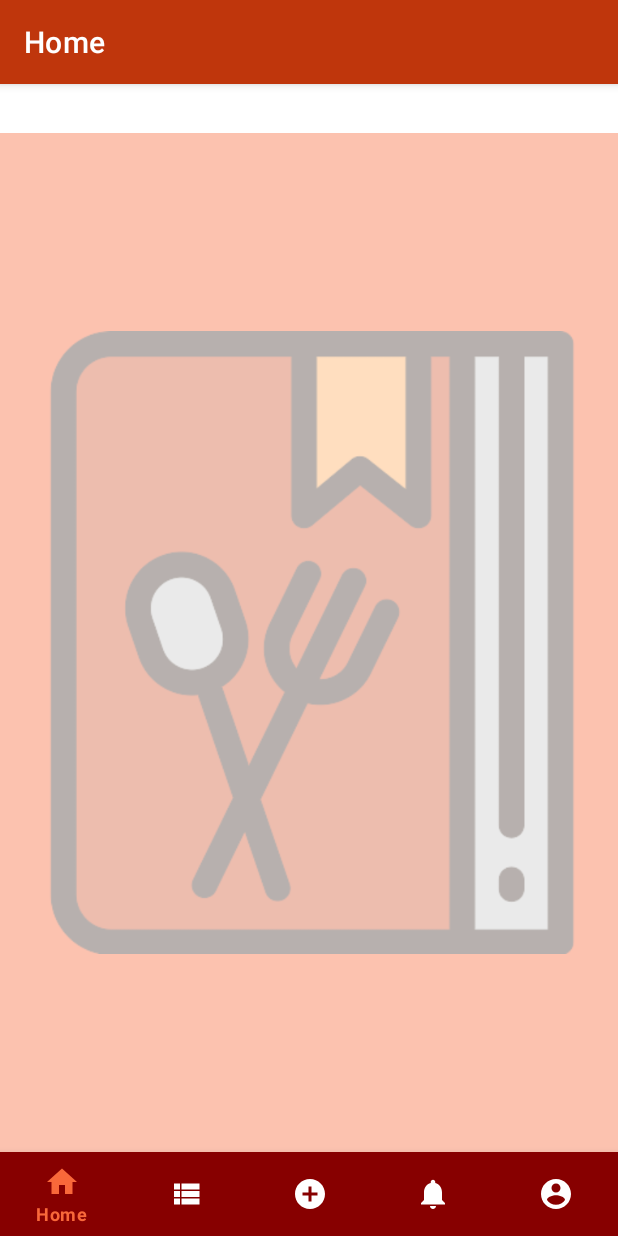
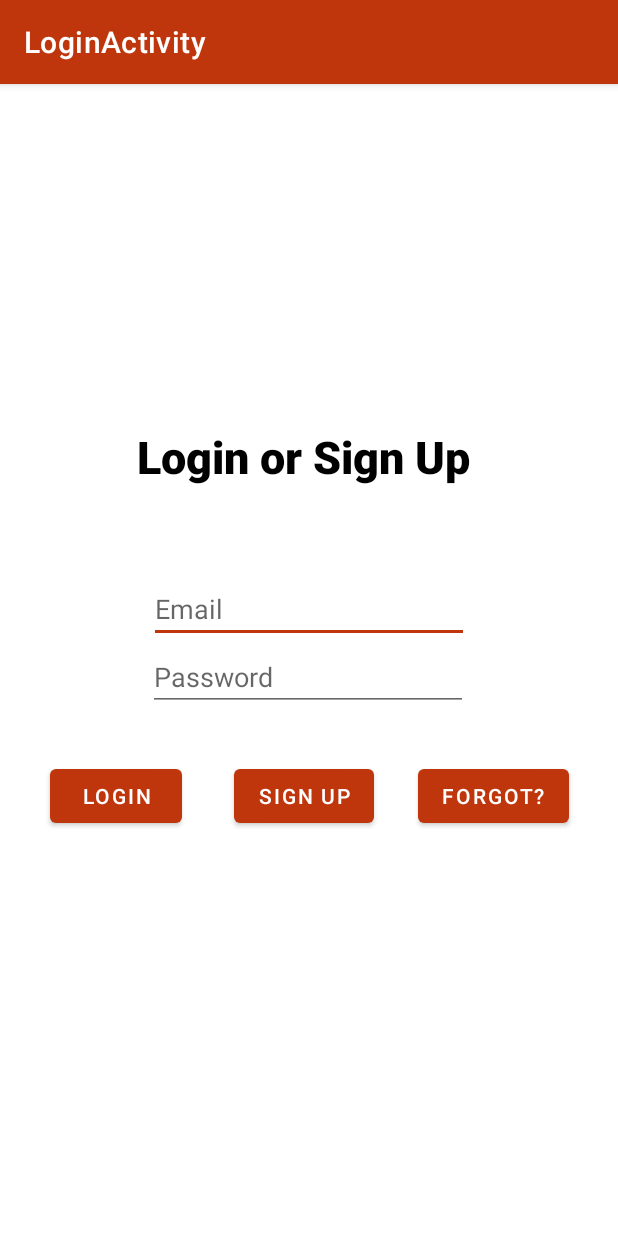
Before and after one commit to cookin-by-the-book/cookin-android, an Android app: the screen it shows after launch (MainActivity before the commit, LoginActivity after it), on a phone screen of 412 x 824 dp. Run offline under Robolectric (Android 15) with nearby library versions, the phone set to English and light mode, and no system bars; our stand-ins replace Firebase (no records; nobody signed in at launch, a user with empty details on screens opened directly), navigation-ui.

Commit message:
auth is working

```diff
--- a/cookin_by_the_book/app/build.gradle
+++ b/cookin_by_the_book/app/build.gradle
@@ -41,6 +41,7 @@ dependencies {
     implementation 'androidx.legacy:legacy-support-v4:1.0.0'
     implementation 'com.google.firebase:firebase-firestore:21.4.0'
     implementation 'com.google.firebase:firebase-auth:20.0.4'
+    implementation 'androidx.annotation:annotation:1.1.0'
     testImplementation 'junit:junit:4.+'
     androidTestImplementation 'androidx.test.ext:junit:1.1.2'
     androidTestImplementation 'androidx.test.espresso:espresso-core:3.3.0'
--- /dev/null
+++ b/cookin_by_the_book/app/src/main/java/com/mobileappdev/cookinbythebook/LoginActivity.java
@@ -0,0 +1,93 @@
+package com.mobileappdev.cookinbythebook;
+
+import android.content.Intent;
+import android.os.Bundle;
+import android.util.Log;
+import android.view.View;
+import android.widget.Button;
+import android.widget.EditText;
+import android.widget.Toast;
+
+import androidx.annotation.NonNull;
+import androidx.appcompat.app.AppCompatActivity;
+
+import com.google.android.gms.tasks.OnCompleteListener;
+import com.google.android.gms.tasks.Task;
+import com.google.firebase.auth.AuthResult;
+import com.google.firebase.auth.FirebaseAuth;
+import com.google.firebase.auth.FirebaseUser;
+
+public class LoginActivity extends AppCompatActivity {
+
+    private static final String TAG = "Login";
+    private EditText editTextEmail, editTextPassword;
+    private Button loginButton, registerButton;
+    private FirebaseAuth mAuth;
+
+    @Override
+    protected void onCreate(Bundle savedInstanceState) {
+        super.onCreate(savedInstanceState);
+        setContentView(R.layout.activity_login);
+        mAuth = FirebaseAuth.getInstance();
+
+        loginButton = (Button) findViewById(R.id.login);
+        registerButton = (Button) findViewById(R.id.register);
+        editTextEmail = (EditText) findViewById(R.id.emailLogin);
+        editTextPassword = (EditText) findViewById(R.id.passwordLogin);
+
+        loginButton.setOnClickListener(new View.OnClickListener() {
+            @Override
+            public void onClick(View view) {
+                String email = editTextEmail.getText().toString();
+                String password = editTextPassword.getText().toString();
+
+                if(!email.isEmpty() && !password.isEmpty()) {
+                    Log.d(TAG, "email and password");
+                    mAuth.signInWithEmailAndPassword(email, password).addOnCompleteListener(new OnCompleteListener<AuthResult>() {
+                        @Override
+                        public void onComplete(@NonNull Task<AuthResult> task) {
+                            if(task.isSuccessful()) {
+                                Log.d(TAG, "login success");
+                                startActivity(new Intent(LoginActivity.this, MainActivity.class));
+                                FirebaseUser user = mAuth.getCurrentUser();
+                            } else {
+                                Toast.makeText(LoginActivity.this, "Login failed", Toast.LENGTH_SHORT).show();
+                            }
+                        }
+                    });
+                } else {
+                    Toast.makeText(LoginActivity.this, "Please enter values", Toast.LENGTH_SHORT).show();
+                }
+            }
+        });
+
+        registerButton.setOnClickListener(new View.OnClickListener() {
+            @Override
+            public void onClick(View view) {
+                String email = editTextEmail.getText().toString();
+                String password = editTextPassword.getText().toString();
+
+                if(!email.isEmpty() && !password.isEmpty()) {
+                    Log.d(TAG, "email and password");
+                    mAuth.createUserWithEmailAndPassword(email, password).addOnCompleteListener(new OnCompleteListener<AuthResult>() {
+                        @Override
+                        public void onComplete(@NonNull Task<AuthResult> task) {
+                            if(task.isSuccessful()) {
+                                Log.d(TAG, "user registered");
+                                FirebaseUser user = mAuth.getCurrentUser();
+                                startActivity(new Intent(LoginActivity.this, MainActivity.class));
+                            } else {
+                                Log.d(TAG, "registration failed");
+                                Toast.makeText(LoginActivity.this, "Registration failed", Toast.LENGTH_SHORT).show();
+                            }
+                        }
+                    });
+                } else {
+                    Toast.makeText(LoginActivity.this, "Please enter values", Toast.LENGTH_SHORT).show();
+                }
+            }
+        });
+    }
+
+
+}
--- a/cookin_by_the_book/app/src/main/java/com/mobileappdev/cookinbythebook/MainActivity.java
+++ b/cookin_by_the_book/app/src/main/java/com/mobileappdev/cookinbythebook/MainActivity.java
@@ -2,6 +2,7 @@ package com.mobileappdev.cookinbythebook;
 
 import android.app.SearchManager;
 import android.content.Context;
+import android.content.Intent;
 import android.os.Bundle;
 import android.util.Log;
 import android.view.Menu;
@@ -13,6 +14,8 @@ import android.widget.SearchView;
 import android.widget.Spinner;
 
 import com.google.android.material.bottomnavigation.BottomNavigationView;
+import com.google.firebase.auth.FirebaseAuth;
+import com.google.firebase.auth.FirebaseUser;
 
 import androidx.appcompat.app.AppCompatActivity;
 import androidx.navigation.NavController;
@@ -24,10 +27,15 @@ public class MainActivity extends AppCompatActivity {
 
     private static final String TAG = "MainActivity";
 
+    private FirebaseAuth mAuth;
+
     @Override
     protected void onCreate(Bundle savedInstanceState) {
         super.onCreate(savedInstanceState);
         setContentView(R.layout.activity_main);
+
+        mAuth = FirebaseAuth.getInstance();
+
         BottomNavigationView navView = findViewById(R.id.nav_view);
         // Passing each menu ID as a set of Ids because each
         // menu should be considered as top level destinations.
@@ -48,6 +56,17 @@ public class MainActivity extends AppCompatActivity {
         Log.d(TAG, "onCreate: Success");
     }
 
+    @Override
+    protected void onStart() {
+        super.onStart();
+        Log.d(TAG, "onStart: Success");
+        FirebaseUser user = mAuth.getCurrentUser();
+        if(user == null) {
+            Log.d(TAG, "no user");
+            startActivity(new Intent(MainActivity.this, LoginActivity.class));
+        }
+    }
+
     // This makes sure that our background art is always behind everything else
     // From https://stackoverflow.com/a/19872801
     public void sendViewToBack(View child) {
--- /dev/null
+++ b/cookin_by_the_book/app/src/main/res/layout/activity_login.xml
@@ -0,0 +1,97 @@
+<?xml version="1.0" encoding="utf-8"?>
+<androidx.constraintlayout.widget.ConstraintLayout xmlns:android="http://schemas.android.com/apk/res/android"
+    xmlns:app="http://schemas.android.com/apk/res-auto"
+    xmlns:tools="http://schemas.android.com/tools"
+    android:layout_width="match_parent"
+    android:layout_height="match_parent"
+    tools:context=".navigation_login">
+
+
+    <EditText
+        android:id="@+id/emailLogin"
+        android:layout_width="wrap_content"
+        android:layout_height="wrap_content"
+        android:layout_marginStart="100dp"
+        android:layout_marginEnd="100dp"
+        android:ems="10"
+        android:inputType="textEmailAddress"
+        android:hint="Email"
+        app:layout_constraintBottom_toTopOf="@+id/passwordLogin"
+        app:layout_constraintEnd_toEndOf="parent"
+        app:layout_constraintStart_toStartOf="parent"
+        app:layout_constraintTop_toBottomOf="@+id/textView" />
+
+    <EditText
+        android:id="@+id/passwordLogin"
+        android:layout_width="wrap_content"
+        android:layout_height="wrap_content"
+        android:layout_marginStart="100dp"
+        android:layout_marginEnd="101dp"
+        android:layout_marginBottom="350dp"
+        android:ems="10"
+        android:inputType="textPassword"
+        android:hint="Password"
+        app:layout_constraintBottom_toBottomOf="parent"
+        app:layout_constraintEnd_toEndOf="parent"
+        app:layout_constraintStart_toStartOf="parent"
+        app:layout_constraintTop_toBottomOf="@+id/emailLogin" />
+
+    <Button
+        android:id="@+id/login"
+        android:layout_width="wrap_content"
+        android:layout_height="wrap_content"
+        android:layout_marginStart="54dp"
+        android:layout_marginTop="50dp"
+        android:layout_marginEnd="17dp"
+        android:layout_marginBottom="287dp"
+        android:text="Login"
+        app:layout_constraintBottom_toBottomOf="parent"
+        app:layout_constraintEnd_toStartOf="@+id/register"
+        app:layout_constraintStart_toStartOf="parent"
+        app:layout_constraintTop_toBottomOf="@+id/passwordLogin" />
+
+    <Button
+        android:id="@+id/register"
+        android:layout_width="wrap_content"
+        android:layout_height="wrap_content"
+        android:layout_marginStart="17dp"
+        android:layout_marginTop="50dp"
+        android:layout_marginEnd="19dp"
+        android:layout_marginBottom="287dp"
+        android:text="Sign Up"
+        app:layout_constraintBottom_toBottomOf="parent"
+        app:layout_constraintEnd_toStartOf="@+id/forgot"
+        app:layout_constraintStart_toEndOf="@+id/login"
+        app:layout_constraintTop_toBottomOf="@+id/passwordLogin" />
+
+    <Button
+        android:id="@+id/forgot"
+        android:layout_width="wrap_content"
+        android:layout_height="wrap_content"
+        android:layout_marginStart="10dp"
+        android:layout_marginTop="50dp"
+        android:layout_marginEnd="54dp"
+        android:layout_marginBottom="287dp"
+        android:text="Forgot?"
+        app:layout_constraintBottom_toBottomOf="parent"
+        app:layout_constraintEnd_toEndOf="parent"
+        app:layout_constraintStart_toEndOf="@+id/register"
+        app:layout_constraintTop_toBottomOf="@+id/passwordLogin" />
+
+    <TextView
+        android:id="@+id/textView"
+        android:layout_width="230dp"
+        android:layout_height="68dp"
+        android:layout_marginStart="90dp"
+        android:layout_marginTop="250dp"
+        android:layout_marginEnd="90dp"
+        android:layout_marginBottom="31dp"
+        android:fontFamily="sans-serif-black"
+        android:text="Login or Sign Up"
+        android:textColor="@color/black"
+        android:textSize="30sp"
+        app:layout_constraintBottom_toTopOf="@+id/emailLogin"
+        app:layout_constraintEnd_toEndOf="parent"
+        app:layout_constraintStart_toStartOf="parent"
+        app:layout_constraintTop_toTopOf="parent" />
+</androidx.constraintlayout.widget.ConstraintLayout>
```
Also changed, not shown: cookin_by_the_book/app/src/main/AndroidManifest.xml (+11 -11 lines), cookin_by_the_book/app/src/main/java/com/mobileappdev/cookinbythebook/data/LoginDataSource.java (added, +29 -0 lines), cookin_by_the_book/app/src/main/java/com/mobileappdev/cookinbythebook/data/LoginRepository.java (added, +54 -0 lines), cookin_by_the_book/app/src/main/java/com/mobileappdev/cookinbythebook/data/Result.java (added, +48 -0 lines), cookin_by_the_book/app/src/main/java/com/mobileappdev/cookinbythebook/data/model/LoggedInUser.java (added, +23 -0 lines), cookin_by_the_book/app/src/main/java/com/mobileappdev/cookinbythebook/navigation_account.java (+34 -40 lines), cookin_by_the_book/app/src/main/java/com/mobileappdev/cookinbythebook/navigation_login.java (+7 -37 lines), cookin_by_the_book/app/src/main/res/layout/fragment_navigation_account.xml (+21 -7 lines), cookin_by_the_book/app/src/main/res/values/strings.xml (+9 -0 lines).
